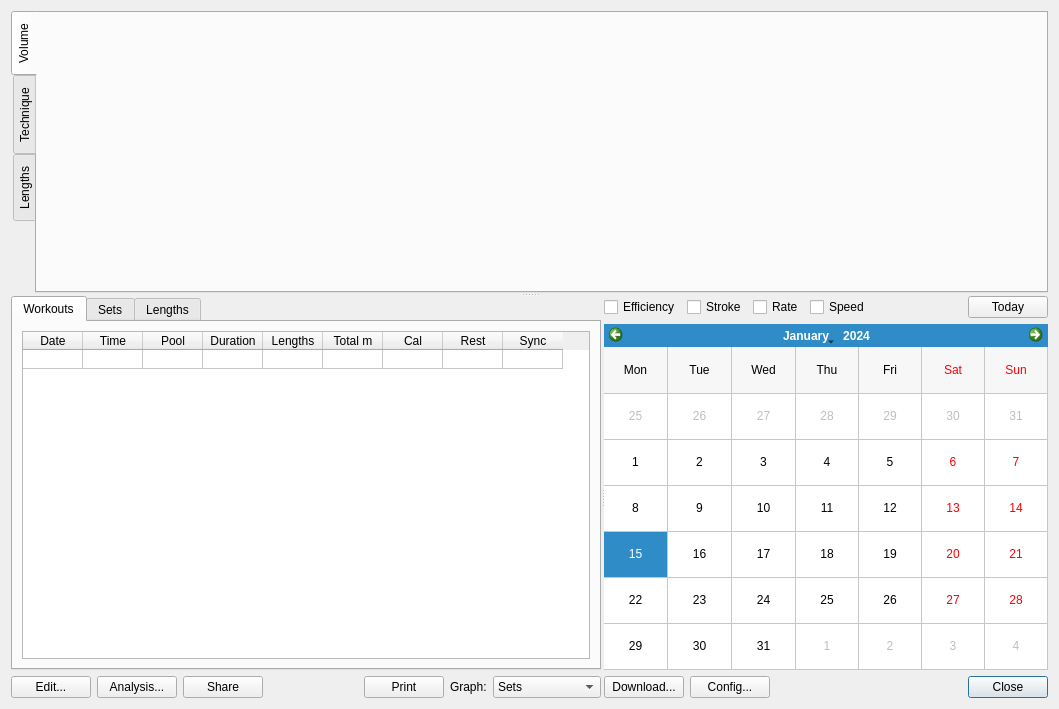
This is ui/summary.ui in ihewitt/poolviewer as Qt 5 draws it before an edit. The edited form follows.
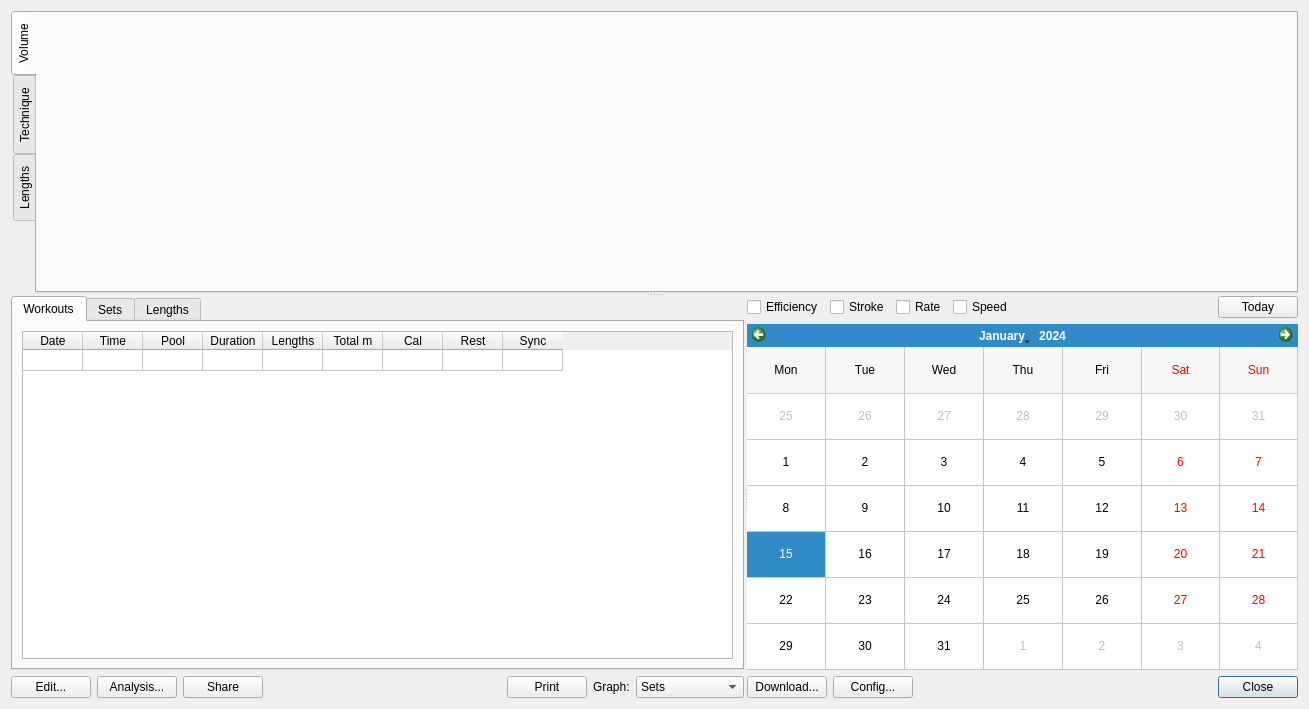
This is the edited form. Custom widgets are drawn as their Qt base class.

Commit message:
Small changes to the window sizes.
When running it on Ubuntu - GNOME, some of the components are truncated as too small.
Fix size of config window, as it looks bad when resized.

```diff
--- a/ui/summary.ui
+++ b/ui/summary.ui
@@ -6,7 +6,7 @@
    <rect>
     <x>0</x>
     <y>0</y>
-    <width>1059</width>
+    <width>1309</width>
     <height>709</height>
    </rect>
   </property>
@@ -154,7 +154,7 @@
                <bool>false</bool>
               </attribute>
               <attribute name="verticalHeaderDefaultSectionSize">
-               <number>19</number>
+               <number>21</number>
               </attribute>
               <row/>
               <column>
```
Left out of the diff: 22 changed lines with no effect on the pictures. The commit also changes 2 other files.
